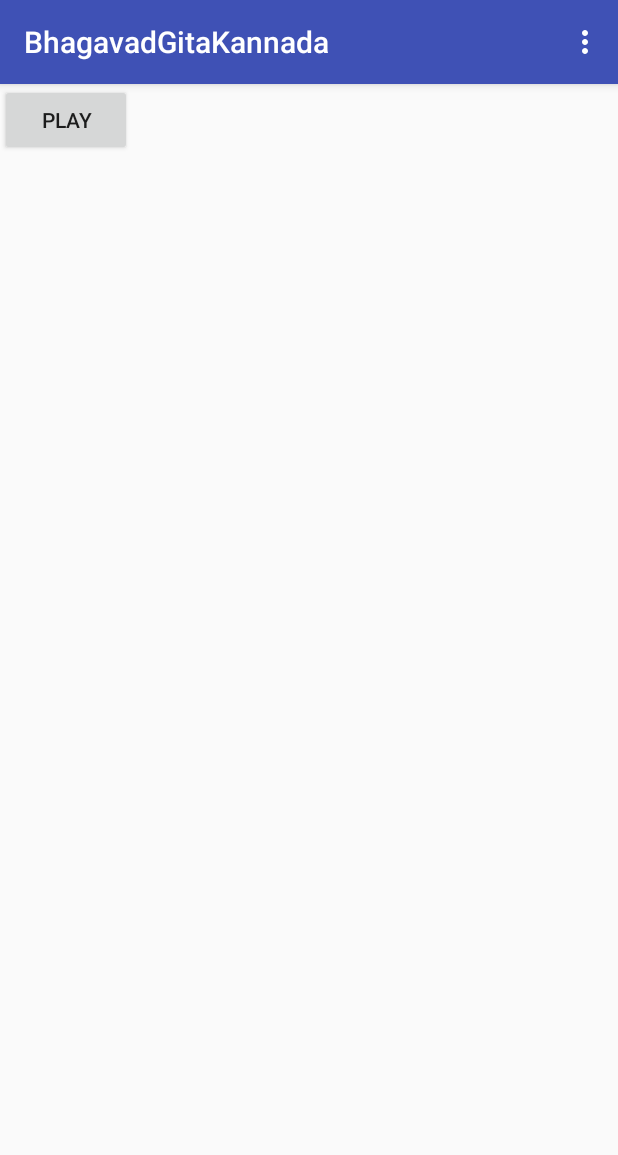
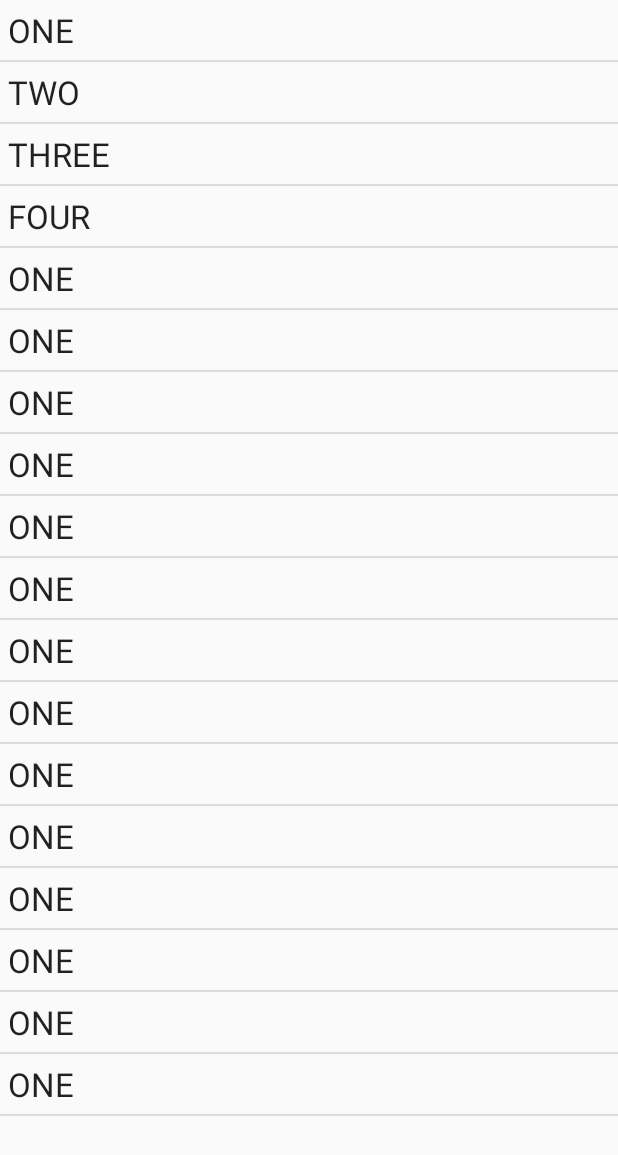
Before and after one commit to ankush819/BG-Kannada-app, an Android app: the screen it shows after launch (MainActivity before the commit, DisplayPlayList after it), on a phone screen of 412 x 824 dp. Shown: the top 1155 px of the screen. Run offline under Robolectric (Android 15) with nearby library versions, the phone set to English and light mode, and no system bars.

```diff
--- /dev/null
+++ b/app/src/main/java/org/iskcon/icc/bhagavadgitakannada/DisplayPlayList.java
@@ -0,0 +1,56 @@
+package org.iskcon.icc.bhagavadgitakannada;
+
+import android.app.ListActivity;
+import android.app.Activity;
+import android.content.Intent;
+import android.os.Bundle;
+import android.os.PersistableBundle;
+import android.support.annotation.Nullable;
+import android.util.Log;
+import android.util.SparseArray;
+import android.view.View;
+import android.widget.AdapterView;
+import android.widget.ArrayAdapter;
+import android.widget.ListView;
+
+import org.iskcon.icc.bhagavadgitakannada.utilities.ChapterUtilities;
+
+import java.util.ArrayList;
+import java.util.Arrays;
+import java.util.List;
+
+/**
+ * Created by Ankush on 01-05-2017.
+ */
+
+public class DisplayPlayList extends Activity {
+
+    private SparseArray<ArrayList> chapterWiseVerseList = new SparseArray();
+    private ArrayList chapterNames = new ArrayList();
+
+    @Override
+    public void onCreate(Bundle savedInstanceState) {
+        super.onCreate(savedInstanceState);
+        setContentView(R.layout.playlist);
+
+        ChapterUtilities chapterUtilities = new ChapterUtilities();
+        chapterNames = ChapterUtilities.getChapterNames();
+        Log.d("My App",Arrays.toString(chapterNames.toArray()));
+        ArrayAdapter<String> arrayAdapter = new ArrayAdapter<>(this, R.layout.playlist_item, chapterNames);
+        ListView chapterListView = (ListView) findViewById(R.id.listView);
+
+        chapterListView.setAdapter(arrayAdapter);
+
+        ListView listView = (ListView) findViewById(R.id.listView);
+        listView.setOnItemClickListener(new AdapterView.OnItemClickListener() {
+            @Override
+            public void onItemClick(AdapterView<?> parent, View view, int position, long id) {
+                //TODO Get the chapter details and send it to the MainActivity page to fetch and start playing
+                int chapterIndex = position;
+                Intent playChapterIntent = new Intent(getApplicationContext(), MainActivity.class);
+                playChapterIntent.putExtra("chapterIndex", chapterIndex);
+                startActivity(playChapterIntent);
+            }
+        });
+    }
+}
--- a/app/src/main/java/org/iskcon/icc/bhagavadgitakannada/MainActivity.java
+++ b/app/src/main/java/org/iskcon/icc/bhagavadgitakannada/MainActivity.java
@@ -1,6 +1,7 @@
 package org.iskcon.icc.bhagavadgitakannada;
 
 import android.content.ComponentName;
+import android.content.Intent;
 import android.media.MediaPlayer;
 import android.os.Bundle;
 import android.os.RemoteException;
@@ -36,7 +37,7 @@ public class MainActivity extends AppCompatActivity {
                 mMediaControllerCompat = new MediaControllerCompat(MainActivity.this, mMediaBrowserCompat.getSessionToken());
                 mMediaControllerCompat.registerCallback(mMediaControllerCompatCallback);
                 setSupportMediaController(mMediaControllerCompat);
-                getSupportMediaController().getTransportControls().playFromMediaId(String.valueOf(R.raw.srila_prabhupada), null);
+                //getSupportMediaController().getTransportControls().playFromMediaId(String.valueOf(R.raw.srila_prabhupada), null);
 
             } catch( RemoteException e ) {
 
@@ -71,16 +72,16 @@ public class MainActivity extends AppCompatActivity {
     protected void onCreate(Bundle savedInstanceState) {
         super.onCreate(savedInstanceState);
         setContentView(R.layout.activity_main);
-        Toolbar toolbar = (Toolbar) findViewById(R.id.toolbar);
-        setSupportActionBar(toolbar);
+        //Toolbar toolbar = (Toolbar) findViewById(R.id.toolbar);
+        //setSupportActionBar(toolbar);
 
-        playButton = (Button) findViewById(R.id.button);
-        mMediaBrowserCompat = new MediaBrowserCompat(this, new ComponentName(this, ControlPlayerService.class),
-                mMediaBrowserCompatConnectionCallback, getIntent().getExtras());
+        //playButton = (Button) findViewById(R.id.button);
+        //mMediaBrowserCompat = new MediaBrowserCompat(this, new ComponentName(this, ControlPlayerService.class),
+         //       mMediaBrowserCompatConnectionCallback, getIntent().getExtras());
 
-        mMediaBrowserCompat.connect();
-
-        playButton.setOnClickListener(new View.OnClickListener() {
+        //mMediaBrowserCompat.connect();
+        //playChapter(0);
+        /*playButton.setOnClickListener(new View.OnClickListener() {
             @Override
             public void onClick(View v) {
                 if (mCurrentState == STATE_PAUSED) {
@@ -93,17 +94,22 @@ public class MainActivity extends AppCompatActivity {
                     mCurrentState = STATE_PAUSED;
                 }
             }
-        });
+        });*/
+    }
+
+    public void playChapter(int chapterIndex) {
+        //TODO Logic to get the right Verses to play
+        //getSupportMediaController().getTransportControls().playFromMediaId(String.valueOf(R.raw.srila_prabhupada),null);
     }
 
     @Override
     protected void onDestroy() {
         super.onDestroy();
-        if( getSupportMediaController().getPlaybackState().getState() == PlaybackStateCompat.STATE_PLAYING ) {
-            getSupportMediaController().getTransportControls().pause();
-        }
+        //if( getSupportMediaController().getPlaybackState().getState() == PlaybackStateCompat.STATE_PLAYING ) {
+        //    getSupportMediaController().getTransportControls().pause();
+        //}
 
-        mMediaBrowserCompat.disconnect();
+        //mMediaBrowserCompat.disconnect();
     }
 
     @Override
--- /dev/null
+++ b/app/src/main/java/org/iskcon/icc/bhagavadgitakannada/utilities/ChapterUtilities.java
@@ -0,0 +1,71 @@
+package org.iskcon.icc.bhagavadgitakannada.utilities;
+
+import android.util.SparseArray;
+
+import java.util.ArrayList;
+import java.util.Arrays;
+import java.util.List;
+
+import static org.iskcon.icc.bhagavadgitakannada.utilities.Constants.CHAPTER_EIGHT;
+import static org.iskcon.icc.bhagavadgitakannada.utilities.Constants.CHAPTER_EIGHTEEN;
+import static org.iskcon.icc.bhagavadgitakannada.utilities.Constants.CHAPTER_ELEVEN;
+import static org.iskcon.icc.bhagavadgitakannada.utilities.Constants.CHAPTER_FIFTEEN;
+import static org.iskcon.icc.bhagavadgitakannada.utilities.Constants.CHAPTER_FIVE;
+import static org.iskcon.icc.bhagavadgitakannada.utilities.Constants.CHAPTER_FOUR;
+import static org.iskcon.icc.bhagavadgitakannada.utilities.Constants.CHAPTER_FOURTEEN;
+import static org.iskcon.icc.bhagavadgitakannada.utilities.Constants.CHAPTER_NINE;
+import static org.iskcon.icc.bhagavadgitakannada.utilities.Constants.CHAPTER_ONE;
+import static org.iskcon.icc.bhagavadgitakannada.utilities.Constants.CHAPTER_SEVEN;
+import static org.iskcon.icc.bhagavadgitakannada.utilities.Constants.CHAPTER_SEVENTEEN;
+import static org.iskcon.icc.bhagavadgitakannada.utilities.Constants.CHAPTER_SIX;
+import static org.iskcon.icc.bhagavadgitakannada.utilities.Constants.CHAPTER_SIXTEEN;
+import static org.iskcon.icc.bhagavadgitakannada.utilities.Constants.CHAPTER_TEN;
+import static org.iskcon.icc.bhagavadgitakannada.utilities.Constants.CHAPTER_THIRTEEN;
+import static org.iskcon.icc.bhagavadgitakannada.utilities.Constants.CHAPTER_THREE;
+import static org.iskcon.icc.bhagavadgitakannada.utilities.Constants.CHAPTER_TWELVE;
+import static org.iskcon.icc.bhagavadgitakannada.utilities.Constants.CHAPTER_TWO;
+
+/**
+ * Created by Ankush on 01-05-2017.
+ */
+
+public class ChapterUtilities {
+
+    private SparseArray<ArrayList> chapterWiseVerseList = new SparseArray();
+    private static ArrayList chapterNames = new ArrayList();
+
+    public ChapterUtilities() {
+    }
+
+    public SparseArray<ArrayList> getChapterWiseVerseList() {
+        return chapterWiseVerseList;
+    }
+
+    public static ArrayList getChapterNames() {
+       /** String chapterKey = "CHAPTER";
+        List<String> chapterNumbers = new ArrayList<>(Arrays.asList("_ONE","_TWO","_THREE","_FOUR","_FIVE","_SIX","_SEVEN","_EIGHT","_NINE","_TEN","_ELEVEN","_TWELVE","_THIRTEEN","_FOURTEEN","_FIFTEEN","_SIXTEEN","_SEVENTEEN","_EIGHTEEN"));
+        for (String chapterNumber : chapterNumbers) {
+            String chapterName = chapterKey + chapterNumber;
+            chapterNames.add(chapterName);
+        } */
+        chapterNames.add(CHAPTER_ONE);
+        chapterNames.add(CHAPTER_TWO);
+        chapterNames.add(CHAPTER_THREE);
+        chapterNames.add(CHAPTER_FOUR);
+        chapterNames.add(CHAPTER_FIVE);
+        chapterNames.add(CHAPTER_SIX);
+        chapterNames.add(CHAPTER_SEVEN);
+        chapterNames.add(CHAPTER_EIGHT);
+        chapterNames.add(CHAPTER_NINE);
+        chapterNames.add(CHAPTER_TEN);
+        chapterNames.add(CHAPTER_ELEVEN);
+        chapterNames.add(CHAPTER_TWELVE);
+        chapterNames.add(CHAPTER_THIRTEEN);
+        chapterNames.add(CHAPTER_FOURTEEN);
+        chapterNames.add(CHAPTER_FIFTEEN);
+        chapterNames.add(CHAPTER_SIXTEEN);
+        chapterNames.add(CHAPTER_SEVENTEEN);
+        chapterNames.add(CHAPTER_EIGHTEEN);
+        return chapterNames;
+    }
+}
--- a/app/src/main/res/layout/activity_main.xml
+++ b/app/src/main/res/layout/activity_main.xml
@@ -1,25 +1,10 @@
 <?xml version="1.0" encoding="utf-8"?>
 <android.support.design.widget.CoordinatorLayout xmlns:android="http://schemas.android.com/apk/res/android"
-    xmlns:app="http://schemas.android.com/apk/res-auto"
     xmlns:tools="http://schemas.android.com/tools"
     android:layout_width="match_parent"
     android:layout_height="match_parent"
     tools:context="org.iskcon.icc.bhagavadgitakannada.MainActivity">
 
-    <android.support.design.widget.AppBarLayout
-        android:layout_width="match_parent"
-        android:layout_height="wrap_content"
-        android:theme="@style/AppTheme.AppBarOverlay">
-
-        <android.support.v7.widget.Toolbar
-            android:id="@+id/toolbar"
-            android:layout_width="match_parent"
-            android:layout_height="?attr/actionBarSize"
-            android:background="?attr/colorPrimary"
-            app:popupTheme="@style/AppTheme.PopupOverlay" />
-
-    </android.support.design.widget.AppBarLayout>
-
     <include layout="@layout/content_main" />
 
 </android.support.design.widget.CoordinatorLayout>
--- /dev/null
+++ b/app/src/main/res/layout/playlist.xml
@@ -0,0 +1,17 @@
+<?xml version="1.0" encoding="utf-8"?>
+<RelativeLayout xmlns:android="http://schemas.android.com/apk/res/android"
+    xmlns:tools="http://schemas.android.com/tools"
+    android:id="@+id/rLayout"
+    android:layout_width="match_parent"
+    android:layout_height="match_parent"
+    tools:context="org.iskcon.icc.bhagavadgitakannada.DisplayPlayList">
+
+    <ListView
+        android:id="@+id/listView"
+        android:layout_width="match_parent"
+        android:layout_height="wrap_content"
+        android:layout_alignParentBottom="true"
+        android:layout_alignParentLeft="true"
+        android:layout_alignParentRight="true"
+        android:layout_alignParentTop="true" />
+</RelativeLayout>
--- /dev/null
+++ b/app/src/main/res/layout/playlist_item.xml
@@ -0,0 +1,9 @@
+<?xml version="1.0" encoding="utf-8"?>
+<TextView xmlns:android="http://schemas.android.com/apk/res/android"
+    android:id="@+id/chapterText"
+    android:layout_height="match_parent"
+    android:layout_width="wrap_content"
+    android:padding="5dp"
+    android:textAppearance="?android:attr/textAppearanceLarge"
+    >
+</TextView>
```
Also changed, not shown: app/src/main/AndroidManifest.xml (+6 -3 lines), app/src/main/java/org/iskcon/icc/bhagavadgitakannada/utilities/Constants.java (added, +33 -0 lines).
